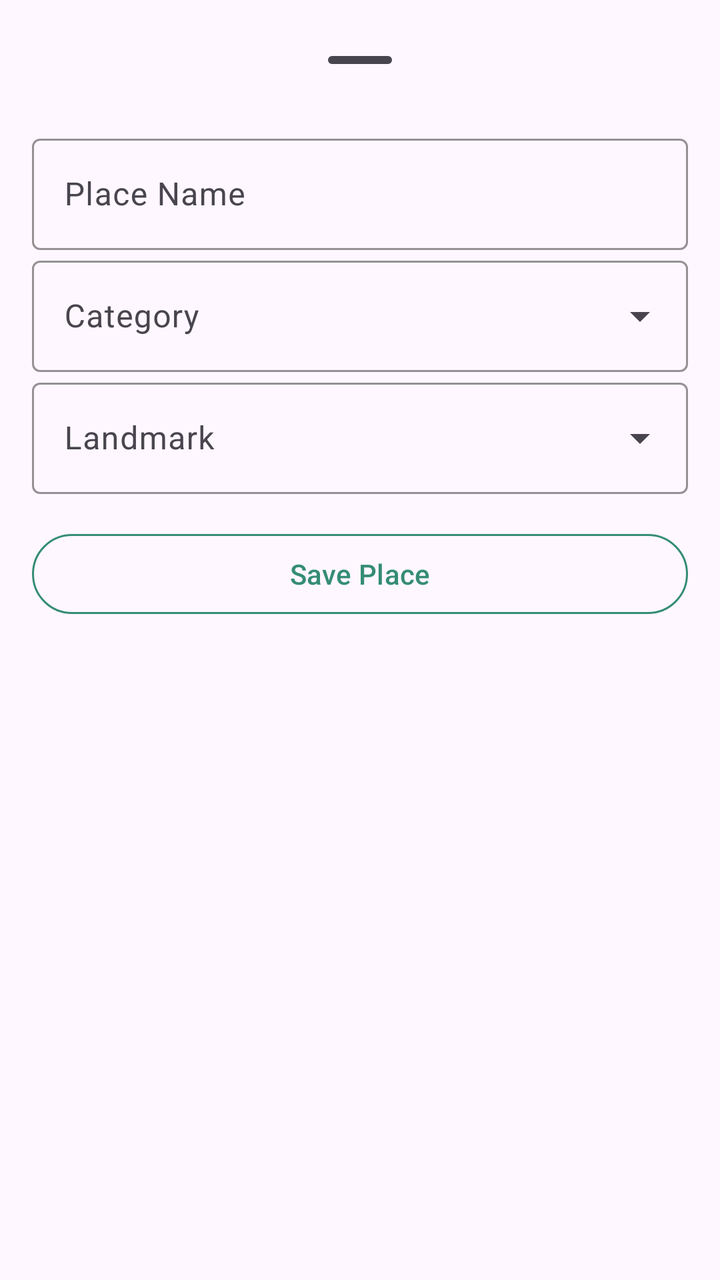
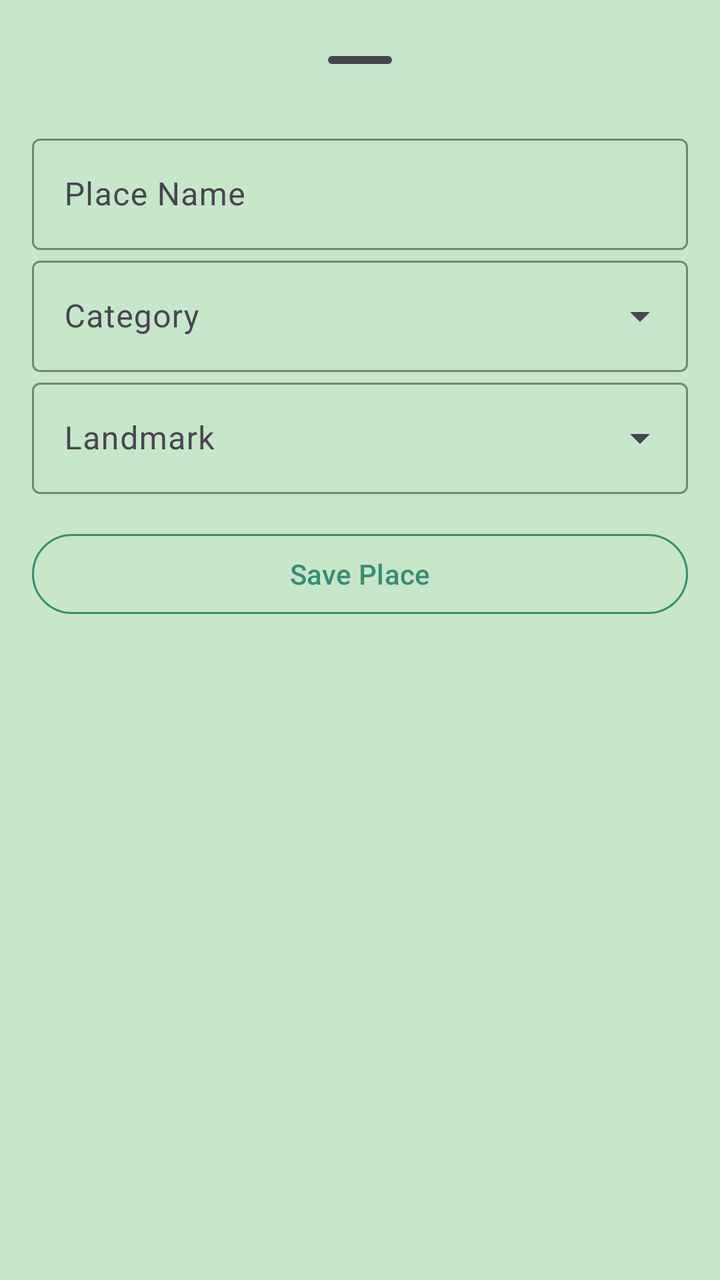

An Android layout rendered at two revisions. The XML below is the earlier revision; the diff shows what the commit changed to produce the second picture.
<!-- AndroidManifest.xml: application theme Theme.OffTheBeatenPath -->
<!-- res/layout/add_place.xml -->
<androidx.coordinatorlayout.widget.CoordinatorLayout xmlns:android="http://schemas.android.com/apk/res/android"
    xmlns:app="http://schemas.android.com/apk/res-auto"
    xmlns:tools="http://schemas.android.com/tools"
    android:layout_width="match_parent"
    android:layout_height="match_parent">

    <FrameLayout
        android:id="@+id/standard_bottom_sheet"
        android:layout_width="match_parent"
        android:layout_height="match_parent"
        app:layout_behavior="com.google.android.material.bottomsheet.BottomSheetBehavior">

    </FrameLayout>

    <LinearLayout
        android:layout_width="match_parent"
        android:layout_height="wrap_content"
        android:gravity="center_horizontal"
        android:orientation="vertical"
        android:padding="16dp">

        <com.google.android.material.bottomsheet.BottomSheetDragHandleView
            android:id="@+id/drag_handle"
            android:layout_width="match_parent"
            android:layout_height="wrap_content" />

        <com.google.android.material.textfield.TextInputLayout
            android:id="@+id/placeNameTextInputLayout"
            android:layout_width="match_parent"
            android:layout_height="wrap_content"
            android:hint="@string/place_name"
            app:boxStrokeColor="@color/greenis"
            app:cursorColor="@color/greenis"
            app:hintTextColor="@color/greenis">

            <com.google.android.material.textfield.TextInputEditText
                android:id="@+id/laceNameEditText"
                android:layout_width="match_parent"
                android:layout_height="wrap_content" />
        </com.google.android.material.textfield.TextInputLayout>


        <com.google.android.material.textfield.TextInputLayout
            android:id="@+id/placeCategory"
            style="@style/Widget.Material3.TextInputLayout.OutlinedBox.ExposedDropdownMenu"
            android:layout_width="match_parent"
            android:layout_height="wrap_content"
            android:hint="@string/category"
            app:boxStrokeColor="@color/greenis"
            app:cursorColor="@color/greenis"
            app:hintTextColor="@color/greenis">

            <AutoCompleteTextView
                android:id="@+id/categoryDropdown"
                android:layout_width="match_parent"
                android:layout_height="wrap_content"
                android:inputType="none"
                tools:ignore="LabelFor" />
        </com.google.android.material.textfield.TextInputLayout>

        <com.google.android.material.textfield.TextInputLayout
            android:id="@+id/placeLandmark"
            style="@style/Widget.Material3.TextInputLayout.OutlinedBox.ExposedDropdownMenu"
            android:layout_width="match_parent"
            android:layout_height="wrap_content"
            android:hint="@string/landmark"
            app:boxStrokeColor="@color/greenis"
            app:cursorColor="@color/greenis"
            app:hintTextColor="@color/greenis">

            <AutoCompleteTextView
                android:id="@+id/landmarkDropdown"
                android:layout_width="match_parent"
                android:layout_height="wrap_content"
                android:inputType="none"
                tools:ignore="LabelFor" />
        </com.google.android.material.textfield.TextInputLayout>


        <com.google.android.material.button.MaterialButton
            android:id="@+id/savePlaceButton"
            style="@style/Widget.Material3.Button.OutlinedButton"
            android:layout_width="match_parent"
            android:layout_height="wrap_content"
            android:layout_marginTop="16dp"
            android:text="@string/save_place"
            android:textColor="@color/greenis"
            app:strokeColor="@color/greenis" />

    </LinearLayout>

</androidx.coordinatorlayout.widget.CoordinatorLayout>
<!-- resources referenced by this layout -->
<resources>
  <color name="greenis">#358D74</color>
  <string name="category">Category</string>
  <string name="landmark">Landmark</string>
  <string name="place_name">Place Name</string>
  <string name="save_place">Save Place</string>
  <style name="Theme.OffTheBeatenPath" parent="Base.Theme.OffTheBeatenPath">
          <item name="android:popupMenuStyle">@style/CustomPopupMenuText</item>
      </style>
  <style name="Base.Theme.OffTheBeatenPath" parent="Theme.Material3.DayNight.NoActionBar">
          
          
      </style>
  <style name="CustomPopupMenuText" parent="TextAppearance.AppCompat.Widget.PopupMenu.Small">
          <item name="android:textColor">@color/black</item>
      </style>
  <color name="black">#FF000000</color>
</resources>

<!-- the commit's change to res/layout/add_place.xml (unified diff, before → after) -->
@@ -2,7 +2,8 @@
     xmlns:app="http://schemas.android.com/apk/res-auto"
     xmlns:tools="http://schemas.android.com/tools"
     android:layout_width="match_parent"
-    android:layout_height="match_parent">
+    android:layout_height="match_parent"
+    android:background="@color/background">
 
     <FrameLayout
         android:id="@+id/standard_bottom_sheet"
<!-- resource entries referenced after the edit -->
@@ -1,5 +1,6 @@
 <!-- resources referenced by this layout -->
 <resources>
+  <color name="background">#C8E6C9</color>ű
   <color name="greenis">#358D74</color>
   <string name="category">Category</string>
   <string name="landmark">Landmark</string>
@@ -11,10 +12,26 @@
   <style name="Base.Theme.OffTheBeatenPath" parent="Theme.Material3.DayNight.NoActionBar">
           
           
+          <item name="toolbarStyle">@style/Widget.App.Toolbar</item>
       </style>
   <style name="CustomPopupMenuText" parent="TextAppearance.AppCompat.Widget.PopupMenu.Small">
           <item name="android:textColor">@color/black</item>
       </style>
+  <style name="Widget.App.Toolbar" parent="Widget.Material3.Toolbar">
+          <item name="materialThemeOverlay">@style/ThemeOverlay.App.Toolbar</item>
+  
+      </style>
   <color name="black">#FF000000</color>
+  <style name="ThemeOverlay.App.Toolbar" parent="">
+          <item name="colorSurface">@color/green</item>
+          <item name="colorOnSurface">@color/light_green</item>
+          <item name="colorOnSurfaceVariant">@color/lightes_green</item>
+          <item name="colorControlNormal">@color/dark_green_2</item>
+  
+      </style>
+  <color name="green">#388E3C</color>
+  <color name="light_green">#66BB6A</color>
+  <color name="lightes_green">#A5D6A7</color>
+  <color name="dark_green_2">#1B5E20</color>
 </resources>
 
